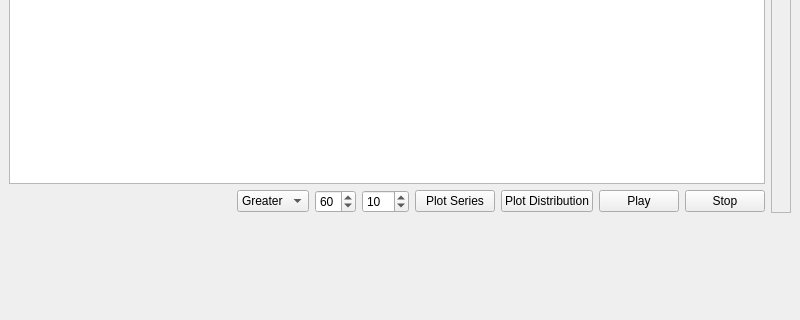
First picture: the form in interface.ui, repository netogallo/aminobeats, before the edit; both pictures show x 0 to 800 and y 380 to 700 of the 800 by 921 pixel window.
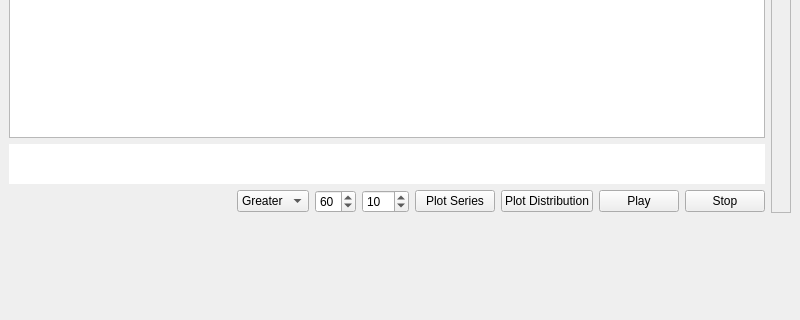
Second picture: the form after the edit.

Diff of the .ui file:
```diff
--- a/interface.ui
+++ b/interface.ui
@@ -13,6 +13,9 @@
   <property name="windowTitle">
    <string>MainWindow</string>
   </property>
+  <property name="styleSheet">
+   <string notr="true"/>
+  </property>
   <widget class="QWidget" name="centralwidget">
    <layout class="QVBoxLayout" name="verticalLayout_4">
     <item>
@@ -72,6 +75,30 @@
             <item>
              <widget class="QTextEdit" name="sequenceEdit"/>
             </item>
+            <item>
+             <widget class="QLabel" name="aminosList">
+              <property name="minimumSize">
+               <size>
+                <width>0</width>
+                <height>40</height>
+               </size>
+              </property>
+              <property name="styleSheet">
+               <string notr="true">#aminosList{
+	background-color: #FFFFFF;
+}</string>
+              </property>
+              <property name="text">
+               <string/>
+              </property>
+              <property name="textFormat">
+               <enum>Qt::RichText</enum>
+              </property>
+              <property name="wordWrap">
+               <bool>true</bool>
+              </property>
+             </widget>
+            </item>
             <item>
              <layout class="QHBoxLayout" name="horizontalLayout_3">
               <item>
```
